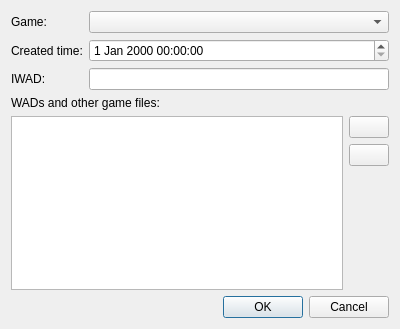
The window that src/core/gui/demometadatadialog.ui (DoomseekerTeam/Doomseeker) describes before a commit, drawn with Qt 5.
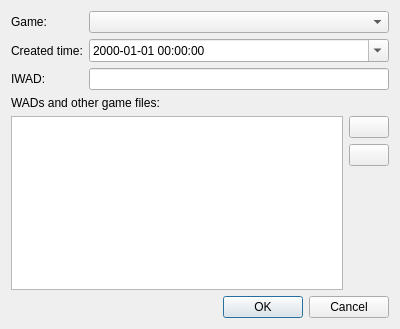
The same window after the commit. Icons and pictures are not drawn. Custom widgets are drawn as their Qt base class.

Commit message:
UX for the datetime input in demo manager (#4110)
- Show the calendar.
- Set the input date format to yyyy-MM-dd HH:mm:ss, as this will also
  be used in the filenames.
- Set a reasonable minimum date to 1990-01-01 (one could question why
  not 1993-12-10, but I think it's preferable to stick to /round/
  values here).
- If the imported demo has no datetime, default to current datetime.

The edit to the form file:
```diff
--- a/src/core/gui/demometadatadialog.ui
+++ b/src/core/gui/demometadatadialog.ui
@@ -31,7 +31,21 @@
       </widget>
      </item>
      <item row="1" column="1">
-      <widget class="QDateTimeEdit" name="dteCreatedTime"/>
+      <widget class="QDateTimeEdit" name="dteCreatedTime">
+       <property name="minimumDate">
+        <date>
+         <year>1990</year>
+         <month>1</month>
+         <day>1</day>
+        </date>
+       </property>
+       <property name="displayFormat">
+        <string>yyyy-MM-dd HH:mm:ss</string>
+       </property>
+       <property name="calendarPopup">
+        <bool>true</bool>
+       </property>
+      </widget>
      </item>
      <item row="0" column="1">
       <widget class="EnginePluginComboBox" name="cboGame"/>
```
The commit also changes 1 other file.
